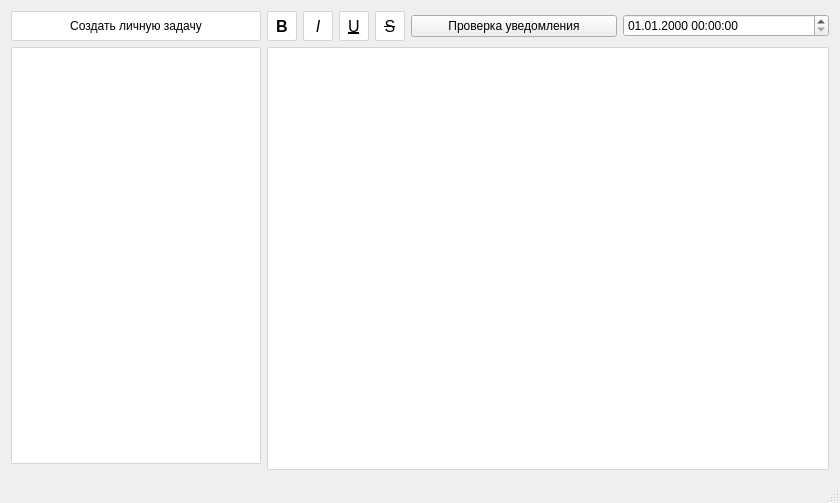
First picture: the form in mainwindow.ui, repository besovka666/MyTask, before the edit.
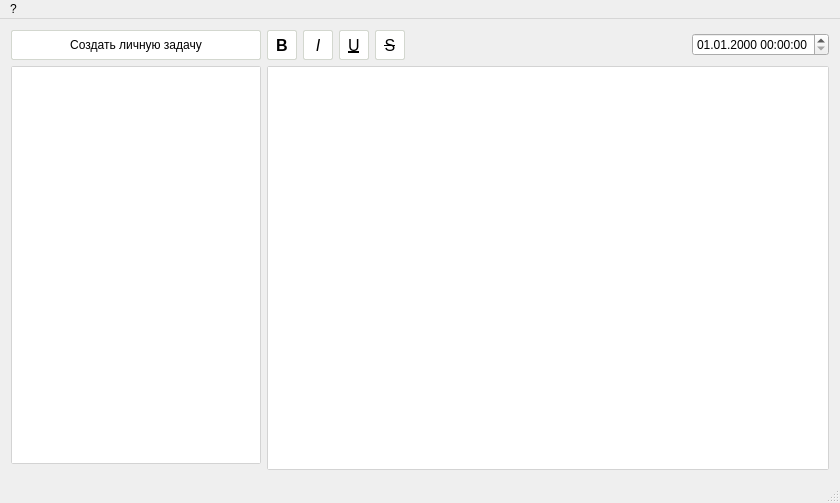
Second picture: the form after the edit.

```diff
--- a/mainwindow.ui
+++ b/mainwindow.ui
@@ -44,6 +44,9 @@
       </item>
       <item row="1" column="0">
        <widget class="QPushButton" name="btnCreateANote">
+        <property name="enabled">
+         <bool>true</bool>
+        </property>
         <property name="minimumSize">
          <size>
           <width>250</width>
@@ -277,11 +280,17 @@
          </widget>
         </item>
         <item>
-         <widget class="QPushButton" name="pushButton">
-          <property name="text">
-           <string>Проверка уведомления</string>
+         <spacer name="horizontalSpacer">
+          <property name="orientation">
+           <enum>Qt::Horizontal</enum>
           </property>
-         </widget>
+          <property name="sizeHint" stdset="0">
+           <size>
+            <width>40</width>
+            <height>20</height>
+           </size>
+          </property>
+         </spacer>
         </item>
         <item>
          <widget class="QDateTimeEdit" name="dateTimeEdit">
@@ -318,6 +327,13 @@
      <height>21</height>
     </rect>
    </property>
+   <widget class="QMenu" name="menu">
+    <property name="title">
+     <string>?</string>
+    </property>
+    <addaction name="actionHelp"/>
+   </widget>
+   <addaction name="menu"/>
   </widget>
   <widget class="QStatusBar" name="statusBar"/>
  </widget>
```
Left out of the diff: 8 changed lines with no effect on the pictures.
